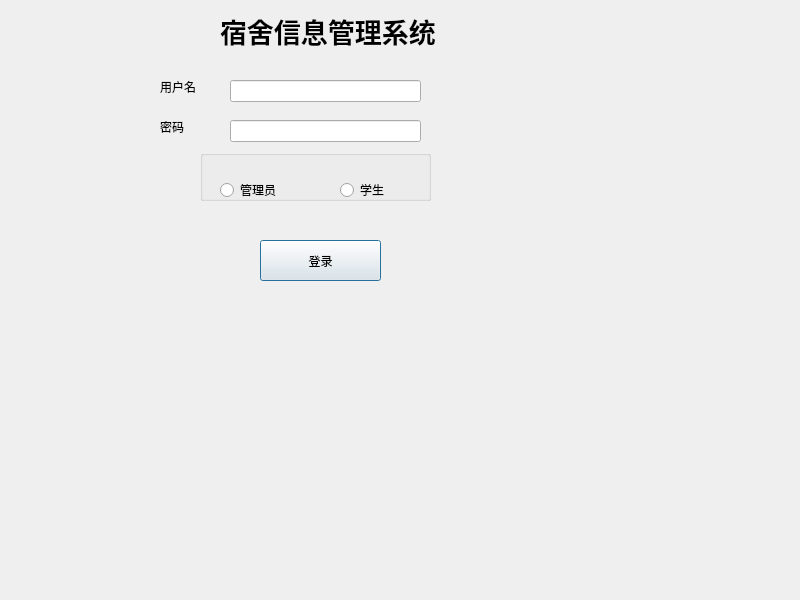
Qt form dialog.ui (yzyzhenlihai/CplusplusProject) before a commit.
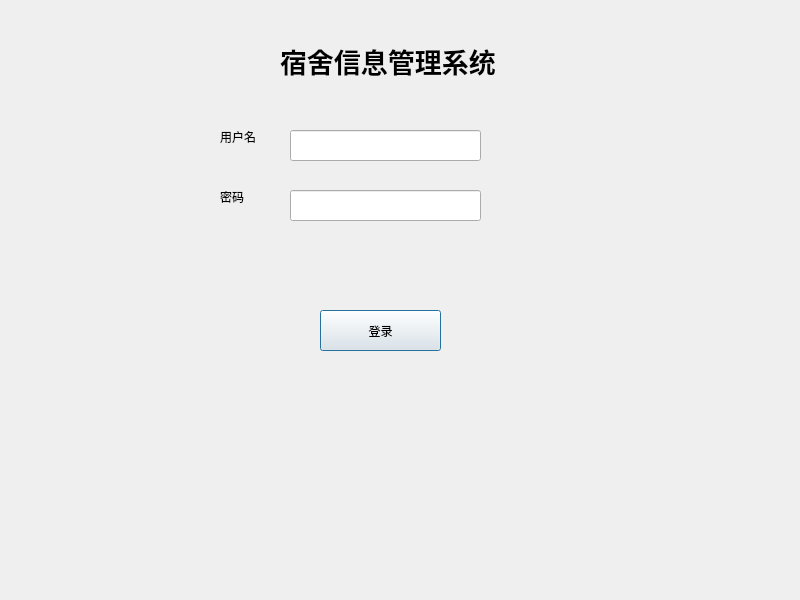
The same form after that commit.

The edit to the form file:
```diff
--- a/dialog.ui
+++ b/dialog.ui
@@ -16,8 +16,8 @@
   <widget class="QLabel" name="TitleLabel">
    <property name="geometry">
     <rect>
-     <x>220</x>
-     <y>10</y>
+     <x>280</x>
+     <y>40</y>
      <width>231</width>
      <height>41</height>
     </rect>
@@ -41,8 +41,8 @@
   <widget class="QLabel" name="UserNameLabel">
    <property name="geometry">
     <rect>
-     <x>160</x>
-     <y>80</y>
+     <x>220</x>
+     <y>130</y>
      <width>49</width>
      <height>14</height>
     </rect>
@@ -54,8 +54,8 @@
   <widget class="QLabel" name="PasswordLabel">
    <property name="geometry">
     <rect>
-     <x>160</x>
-     <y>120</y>
+     <x>220</x>
+     <y>190</y>
      <width>49</width>
      <height>14</height>
     </rect>
@@ -64,62 +64,23 @@
     <string>密码</string>
    </property>
   </widget>
-  <widget class="QGroupBox" name="groupBox">
-   <property name="geometry">
-    <rect>
-     <x>200</x>
-     <y>150</y>
-     <width>231</width>
-     <height>51</height>
-    </rect>
-   </property>
-   <property name="title">
-    <string/>
-   </property>
-   <widget class="QRadioButton" name="AdministratorsRadio">
-    <property name="geometry">
-     <rect>
-      <x>20</x>
-      <y>30</y>
-      <width>88</width>
-      <height>20</height>
-     </rect>
-    </property>
-    <property name="text">
-     <string>管理员</string>
-    </property>
-   </widget>
-   <widget class="QRadioButton" name="StudentRadio">
-    <property name="geometry">
-     <rect>
-      <x>140</x>
-      <y>30</y>
-      <width>88</width>
-      <height>20</height>
-     </rect>
-    </property>
-    <property name="text">
-     <string>学生</string>
-    </property>
-   </widget>
-  </widget>
   <widget class="QLineEdit" name="UserNameLineEdit">
    <property name="geometry">
     <rect>
-     <x>230</x>
-     <y>80</y>
+     <x>290</x>
+     <y>130</y>
      <width>191</width>
-     <height>22</height>
+     <height>31</height>
     </rect>
    </property>
   </widget>
   <widget class="QLineEdit" name="PasswordLineEdit">
    <property name="geometry">
     <rect>
-     <x>230</x>
-     <y>120</y>
+     <x>290</x>
+     <y>190</y>
      <width>191</width>
-     <height>22</height>
+     <height>31</height>
     </rect>
    </property>
    <property name="echoMode">
@@ -129,8 +90,8 @@
   <widget class="QPushButton" name="LoginButton">
    <property name="geometry">
     <rect>
-     <x>260</x>
-     <y>240</y>
+     <x>320</x>
+     <y>310</y>
      <width>121</width>
      <height>41</height>
     </rect>
```
